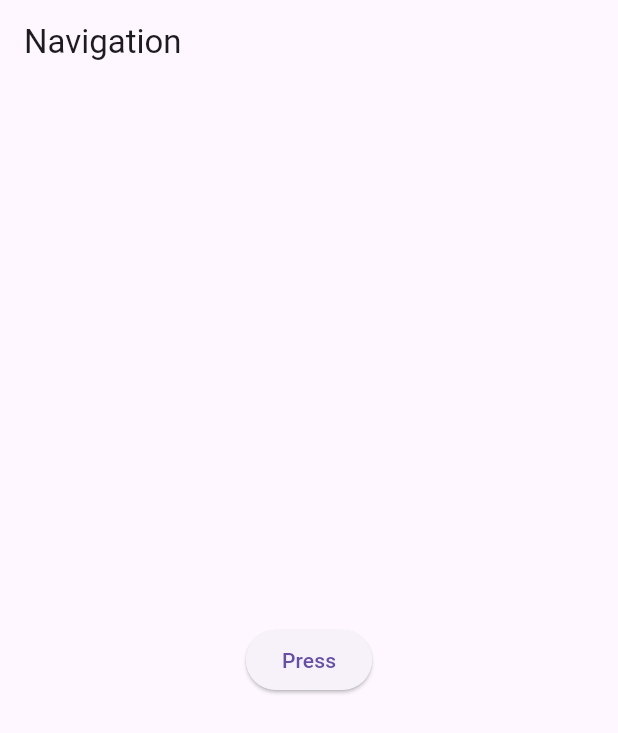
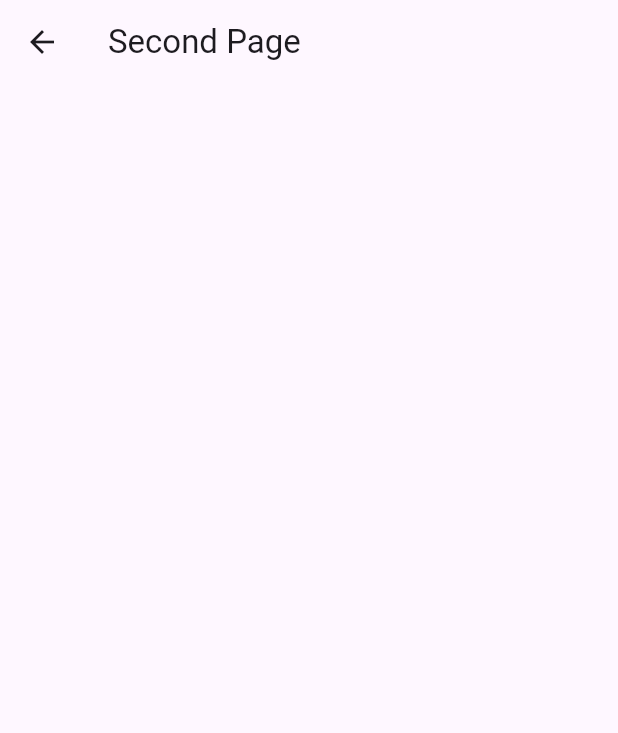
Before and after one commit to bartekkleczar/flutter-nauka, a Flutter app: the screen it shows after launch, after a tap on "Press", on a phone screen of 412 x 824 dp. Shown: the top 733 px of the screen. Run offline on Flutter 3.47's test engine with Material 3 defaults, Android fonts, the phone set to English and light mode, and no system bars.

Commit message:
navigation

```diff
--- a/navigation/lib/main.dart
+++ b/navigation/lib/main.dart
@@ -12,20 +12,44 @@ class MyApp extends StatelessWidget {
     return MaterialApp(
       debugShowCheckedModeBanner: false,
       title: 'Navigation',
-      theme: ThemeData(
-        primarySwatch: Colors.blue
+      theme: ThemeData(primarySwatch: Colors.blue),
+      home: const FirstPage(),
+    );
+  }
+}
+
+class FirstPage extends StatelessWidget {
+  const FirstPage({super.key});
+
+  @override
+  Widget build(BuildContext context) {
+    return Scaffold(
+      appBar: AppBar(
+        title: const Text('Navigation'),
       ),
-      home: Scaffold(
-        appBar: AppBar(
-          title: const Text('Navigation'),
-        ),
-        body: Center(
-          child: ElevatedButton(
-            onPressed: (){},
-            child: const Text('Press'),
-          ),
+      body: Center(
+        child: ElevatedButton(
+          onPressed: () {
+            Navigator.of(context).push(
+                MaterialPageRoute(builder: (context) => const SecondPage()));
+          },
+          child: const Text('Press'),
         ),
       ),
     );
   }
 }
+
+class SecondPage extends StatelessWidget {
+  const SecondPage({super.key});
+
+  @override
+  Widget build(BuildContext context) {
+    return Scaffold(
+      appBar: AppBar(
+        automaticallyImplyLeading: true,
+        title: const Text('Second Page'),
+      ),
+    );
+  }
+}
```
